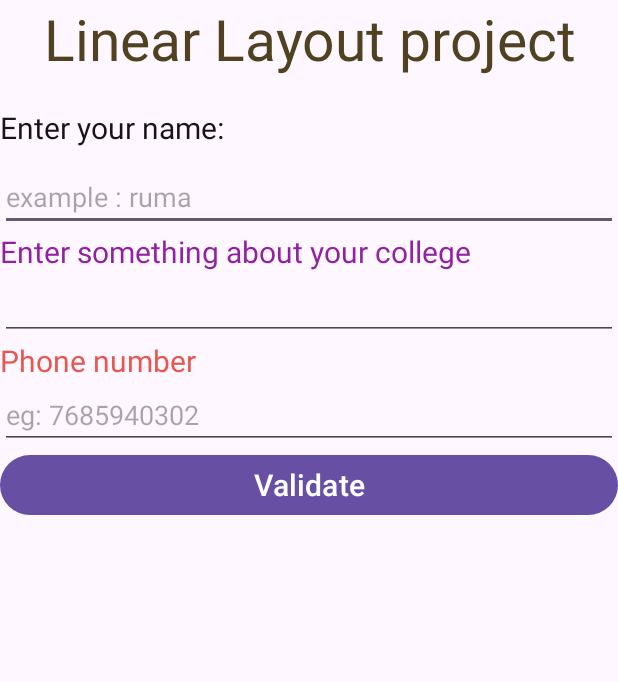
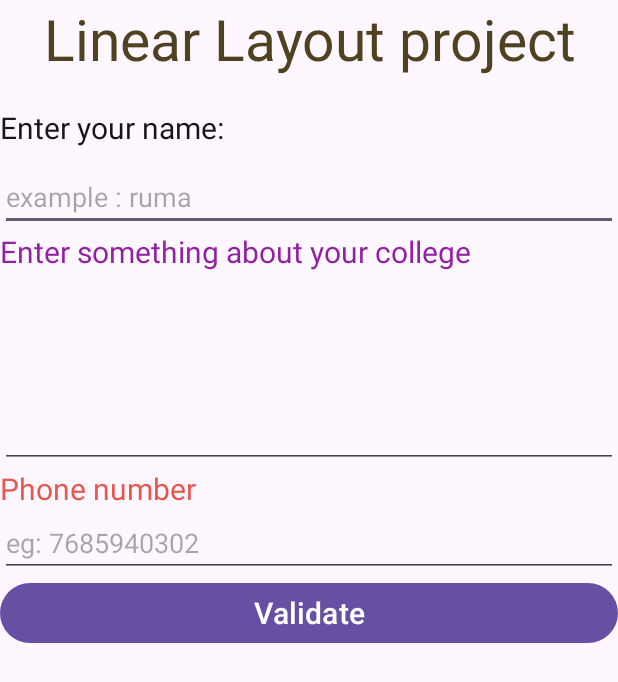
Before and after one commit to Romakumari17/myproject1, an Android app: the screen it shows after launch (MainActivity), on a phone screen of 412 x 824 dp. Shown: the top 682 px of the screen. Run offline under Robolectric (Android 15) with nearby library versions, the phone set to English and light mode, and no system bars.

Commit message:
Update Main Activity
update validate

```diff
--- a/app/src/main/AndroidManifest.xml
+++ b/app/src/main/AndroidManifest.xml
@@ -13,6 +13,9 @@
         android:theme="@style/Theme.Myproject1"
         tools:targetApi="31">
         <activity
+            android:name=".CheckboxRadioActivity"
+            android:exported="false" />
+        <activity
             android:name=".MainActivity"
             android:exported="true">
             <intent-filter>
--- a/app/src/main/java/com/romakumari/myproject1/MainActivity.kt
+++ b/app/src/main/java/com/romakumari/myproject1/MainActivity.kt
@@ -1,11 +1,48 @@
 package com.romakumari.myproject1
 
+import android.content.Intent
 import androidx.appcompat.app.AppCompatActivity
 import android.os.Bundle
+import android.widget.Button
+import android.widget.EditText
+import android.widget.Toast
 
 class MainActivity : AppCompatActivity() {
+    var etName : EditText? = null
+    var etcollege : EditText? = null
+    var etphoneNumber  : EditText? = null
+    var btnvalidate : Button?= null
+
     override fun onCreate(savedInstanceState: Bundle?) {
         super.onCreate(savedInstanceState)
         setContentView(R.layout.activity_main)
+        etName = findViewById(R.id.etName)
+        etcollege= findViewById(R.id.etCollege)
+        etphoneNumber=findViewById(R.id.etNumber)
+        btnvalidate=findViewById(R.id.btnvalidate)
+
+        btnvalidate?.setOnClickListener {
+            if (etName?.text.isNullOrEmpty()){
+                etName?.error="enter your name"
+            }
+            else if (etcollege?.text.isNullOrEmpty()){
+                etcollege?.error=" enter your college name"
+            }
+            else if (etphoneNumber?.text.isNullOrEmpty()){
+                etphoneNumber?.error="enter your phone"
+            }
+            else  {
+                Toast.makeText(this, " validate is sucessfull" , Toast.LENGTH_LONG).show()
+            var intent= Intent(this ,CheckboxRadioActivity::class.java)
+                startActivity(intent)
+                finish()
+            }
+        }
+
+
     }
+
+
+
+
 }
--- a/app/src/main/res/layout/activity_main.xml
+++ b/app/src/main/res/layout/activity_main.xml
@@ -24,9 +24,11 @@
     android:layout_marginTop="20dp"
      android:textColor="#191315"/>
     <EditText
+        android:id="@+id/etName"
         android:layout_width="match_parent"
         android:layout_height="wrap_content"
-        android:hint="example : ruma"/>
+        android:hint="example : ruma"
+        android:inputType="textPersonName"/>
         <TextView
             android:layout_width="wrap_content"
             android:layout_height="wrap_content"
@@ -36,7 +38,10 @@
             android:gravity="left"/>
     <EditText
         android:layout_width="match_parent"
-        android:layout_height="wrap_content"/>
+        android:layout_height="wrap_content"
+        android:id="@+id/etCollege"
+        android:minLines="5"
+        android:inputType="textMultiLine|textCapSentences"/>
     <TextView
         android:layout_width="match_parent"
         android:layout_height="wrap_content"
@@ -45,10 +50,16 @@
         android:textColor="#e5584f"
         />
     <EditText
+        android:id="@+id/etNumber"
         android:layout_width="match_parent"
         android:layout_height="wrap_content"
+
+        android:inputType="number"
+        android:digits="1234567890"
+        android:maxLength="10"
         android:hint="eg: 7685940302"/>
  <Button
+     android:id="@+id/btnvalidate"
      android:layout_width="match_parent"
      android:layout_height="wrap_content"
      android:text="Validate"
```
